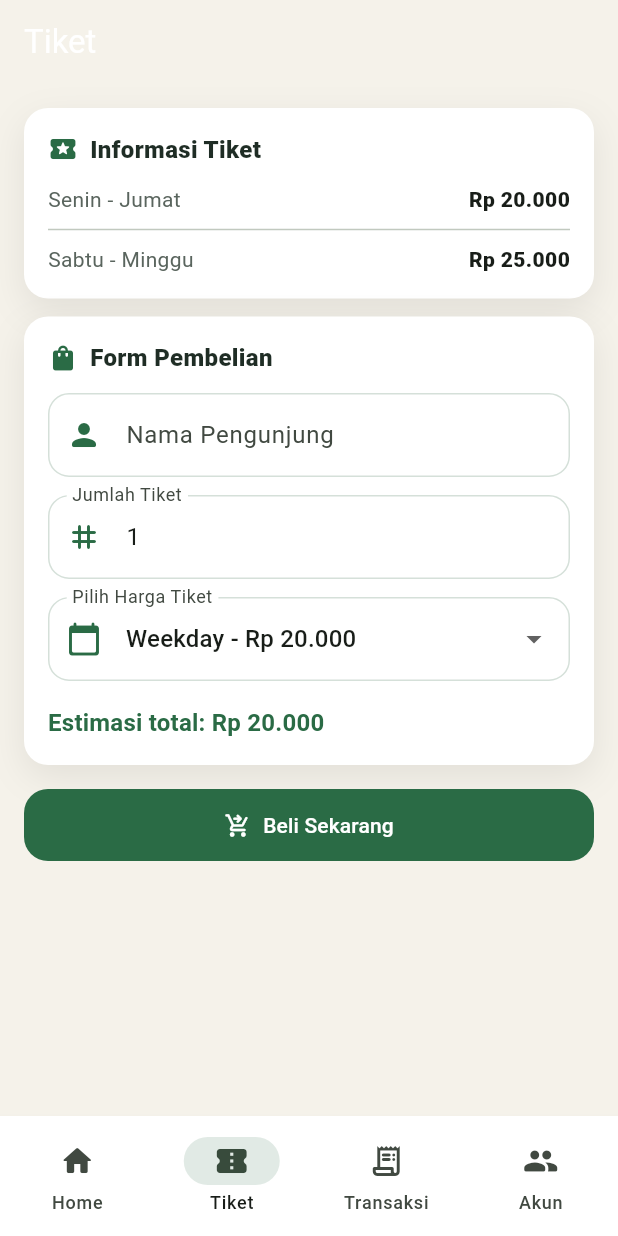
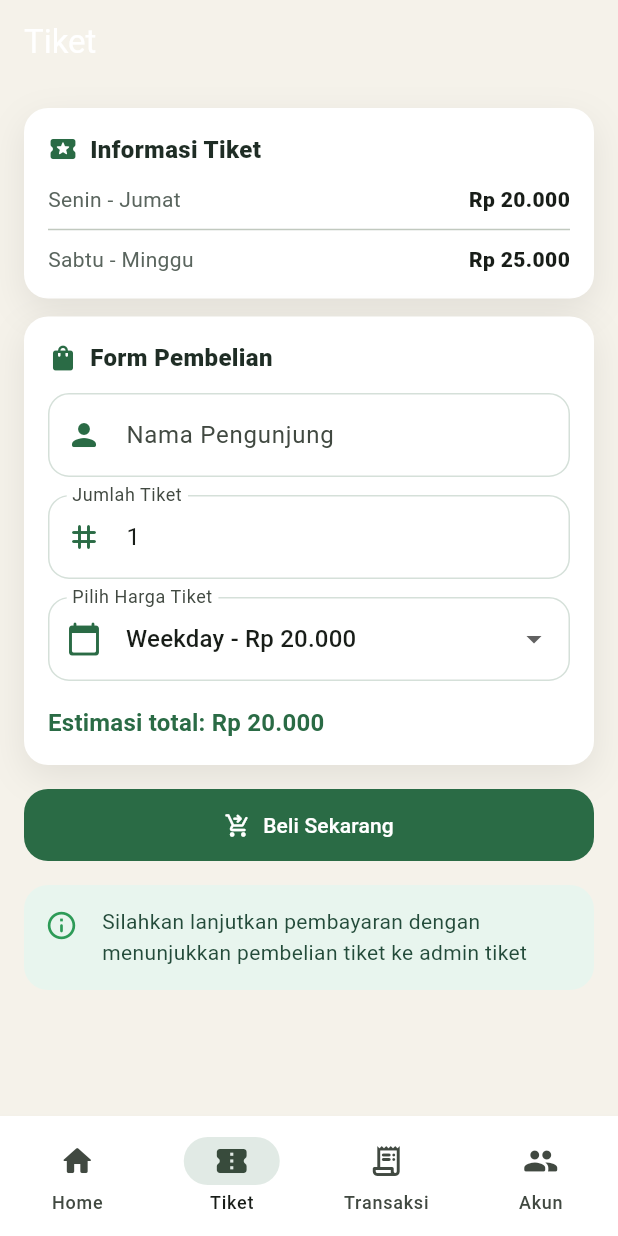
Before and after one commit to jonrenaldomarbun-source/TelukHebat_PuncakMasApp, a Flutter app: the screen it shows after launch, item 2 of the bottom bar chosen, on a phone screen of 412 x 824 dp. Run offline on Flutter 3.47's test engine with Material 3 defaults, Android fonts, the phone set to English and light mode, and no system bars; our stand-ins replace flutter_map, latlong2; network calls fail.

Commit message:
update interface

```diff
--- a/Frontend_user/lib/screens/home_screen.dart
+++ b/Frontend_user/lib/screens/home_screen.dart
@@ -565,6 +565,39 @@ class _TiketTabState extends State<TiketTab> {
                     : const Icon(Icons.shopping_cart_checkout_rounded),
                 label: Text(_loading ? 'Memproses...' : 'Beli Sekarang'),
               ),
+              const SizedBox(height: 16),
+              Container(
+                width: double.infinity,
+                padding: const EdgeInsets.all(14),
+                decoration: BoxDecoration(
+                  color: const Color(0xFFE8F5EE),
+                  borderRadius: BorderRadius.circular(16),
+                ),
+                child: Row(
+                  crossAxisAlignment: CrossAxisAlignment.start,
+                  children: [
+                    const Padding(
+                      padding: EdgeInsets.only(top: 2, right: 12),
+                      child: Icon(
+                        Icons.info_outline_rounded,
+                        color: Color(0xFF2D9B57),
+                        size: 22,
+                      ),
+                    ),
+                    const SizedBox(width: 4),
+                    Expanded(
+                      child: Text(
+                        'Silahkan lanjutkan pembayaran dengan menunjukkan pembelian tiket ke admin tiket',
+                        style: TextStyle(
+                          color: Color(0xFF234B3A),
+                          fontSize: 14,
+                          height: 1.5,
+                        ),
+                      ),
+                    ),
+                  ],
+                ),
+              ),
             ],
           );
         },
```
